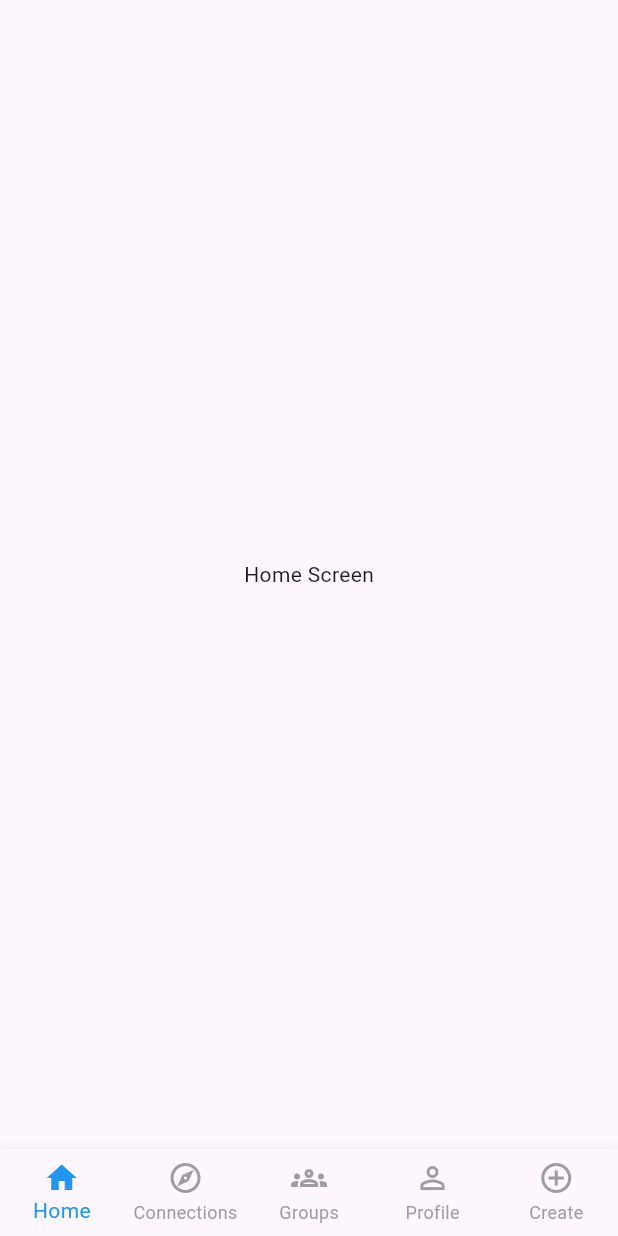
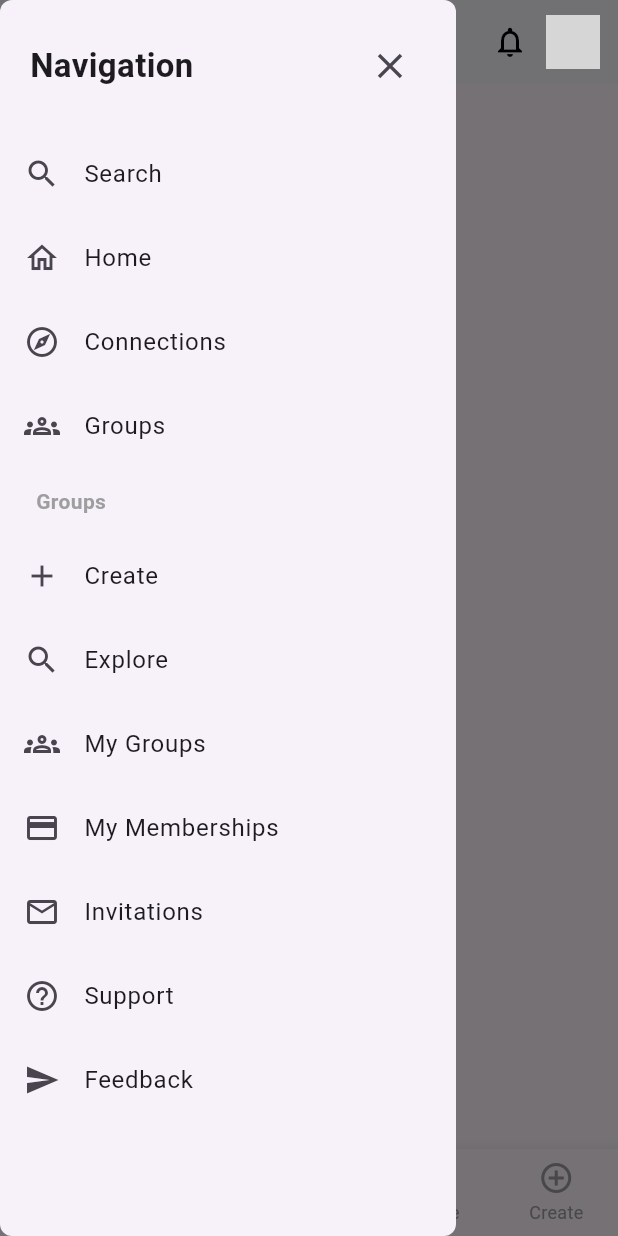
Before and after one commit to PAVANKUMARKARANI/Society, a Flutter app: the screen it shows after launch, with the side drawer open (before the commit the screen has no drawer), on a phone screen of 412 x 824 dp. Run offline on Flutter 3.47's test engine with Material 3 defaults, Android fonts, the phone set to English and light mode, and no system bars; our stand-ins replace file_picker, flutter_riverpod, font_awesome_flutter, graphql_flutter; network calls fail; grey boxes are pictures that could not be loaded.

Commit message:
changes related to appbar and drawer

```diff
--- /dev/null
+++ b/lib/providers/drawer.dart
@@ -0,0 +1,98 @@
+import 'package:flutter/material.dart';
+
+class CustomDrawer extends StatelessWidget {
+  @override
+  Widget build(BuildContext context) {
+    return Drawer(
+      shape: RoundedRectangleBorder(borderRadius: BorderRadius.circular(8)),
+      child: SafeArea(
+        child: Column(
+          crossAxisAlignment: CrossAxisAlignment.start,
+          children: [
+            Padding(
+              padding: const EdgeInsets.all(20.0),
+              child: Row(
+                children: [
+                  Text(
+                    "Navigation",
+                    style: TextStyle(fontSize: 22, fontWeight: FontWeight.bold),
+                  ),
+                  Spacer(),
+                  IconButton(
+                    icon: Icon(Icons.close, size: 28),
+                    onPressed: () => Navigator.pop(context),
+                  ),
+                ],
+              ),
+            ),
+            ListTile(
+              leading: Icon(Icons.search),
+              title: Text("Search"),
+              onTap: () {},
+            ),
+            ListTile(
+              leading: Icon(Icons.home_outlined),
+              title: Text("Home"),
+              onTap: () {},
+            ),
+            ListTile(
+              leading: Icon(Icons.explore_outlined),
+              title: Text("Connections"),
+              onTap: () {},
+            ),
+            ListTile(
+              leading: Icon(Icons.groups_outlined),
+              title: Text("Groups"),
+              onTap: () {},
+            ),
+            Padding(
+              padding: const EdgeInsets.symmetric(horizontal: 24, vertical: 12),
+              child: Text(
+                "Groups",
+                style: TextStyle(
+                  fontWeight: FontWeight.bold,
+                  color: Colors.grey,
+                ),
+              ),
+            ),
+            ListTile(
+              leading: Icon(Icons.add),
+              title: Text("Create"),
+              onTap: () {},
+            ),
+            ListTile(
+              leading: Icon(Icons.search),
+              title: Text("Explore"),
+              onTap: () {},
+            ),
+            ListTile(
+              leading: Icon(Icons.groups_outlined),
+              title: Text("My Groups"),
+              onTap: () {},
+            ),
+            ListTile(
+              leading: Icon(Icons.credit_card),
+              title: Text("My Memberships"),
+              onTap: () {},
+            ),
+            ListTile(
+              leading: Icon(Icons.mail_outline),
+              title: Text("Invitations"),
+              onTap: () {},
+            ),
+            ListTile(
+              leading: Icon(Icons.help_outline),
+              title: Text("Support"),
+              onTap: () {},
+            ),
+            ListTile(
+              leading: Icon(Icons.send),
+              title: Text("Feedback"),
+              onTap: () {},
+            ),
+          ],
+        ),
+      ),
+    );
+  }
+}
--- a/lib/screens/home_page.dart
+++ b/lib/screens/home_page.dart
@@ -1,4 +1,5 @@
 import 'package:flutter/material.dart';
+import 'package:society/providers/drawer.dart';
 import 'profile_screen.dart';
 import 'package:society/dialogs/connections_dialog.dart';
 
@@ -36,6 +37,30 @@
   @override
   Widget build(BuildContext context) {
     return Scaffold(
+      appBar: AppBar(
+        backgroundColor: Colors.white,
+        elevation: 1,
+        title: Text(
+          "Society",
+          style: TextStyle(fontWeight: FontWeight.bold, color: Colors.black),
+        ),
+        iconTheme: IconThemeData(color: Colors.black),
+        actions: [
+          IconButton(onPressed: () {}, icon: Icon(Icons.search)),
+          IconButton(onPressed: () {}, icon: Icon(Icons.notifications_none)),
+          Padding(
+            padding: EdgeInsets.only(right: 12),
+            child: Hero(
+              tag: "profile-avatar",
+              child: CircleAvatar(
+                backgroundImage: NetworkImage("https://picsum.photos/200"),
+                radius: 18,
+              ),
+            ),
+          ),
+        ],
+      ),
+      drawer: CustomDrawer(),
       body: _screens[_selectedIndex],
       bottomNavigationBar: Theme(
         data: Theme.of(context).copyWith(
```
Also changed, not shown: ios/lib/main.dart (added, +122 -0 lines), lib/screens/profile_screen.dart (+0 -23 lines).
